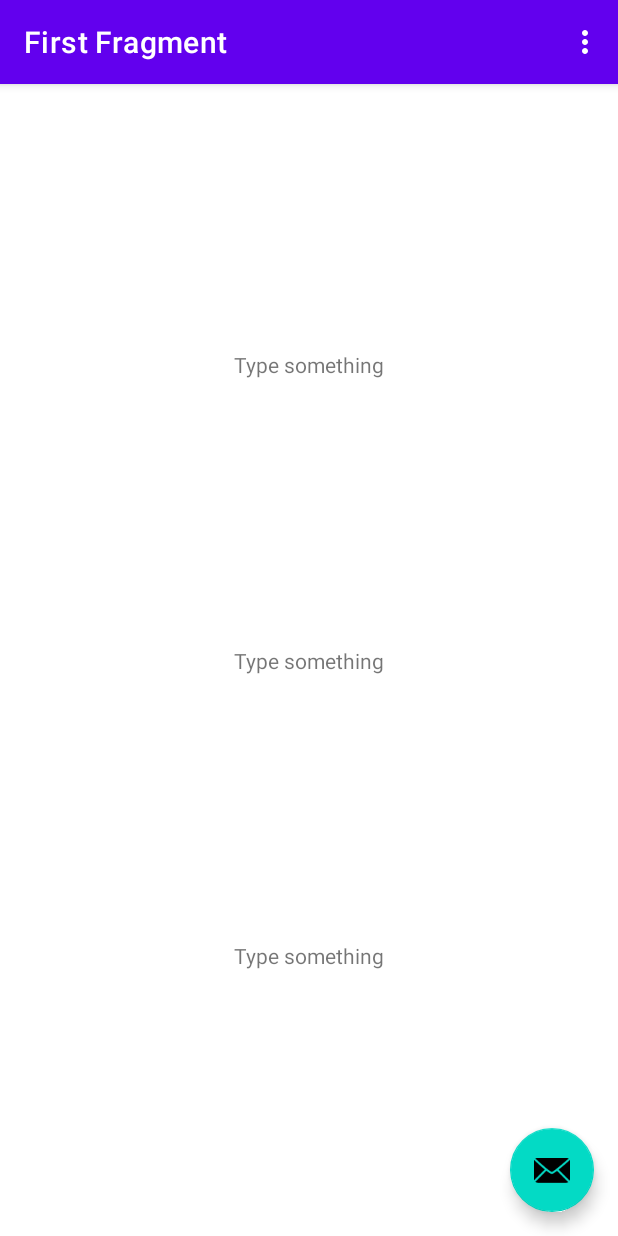
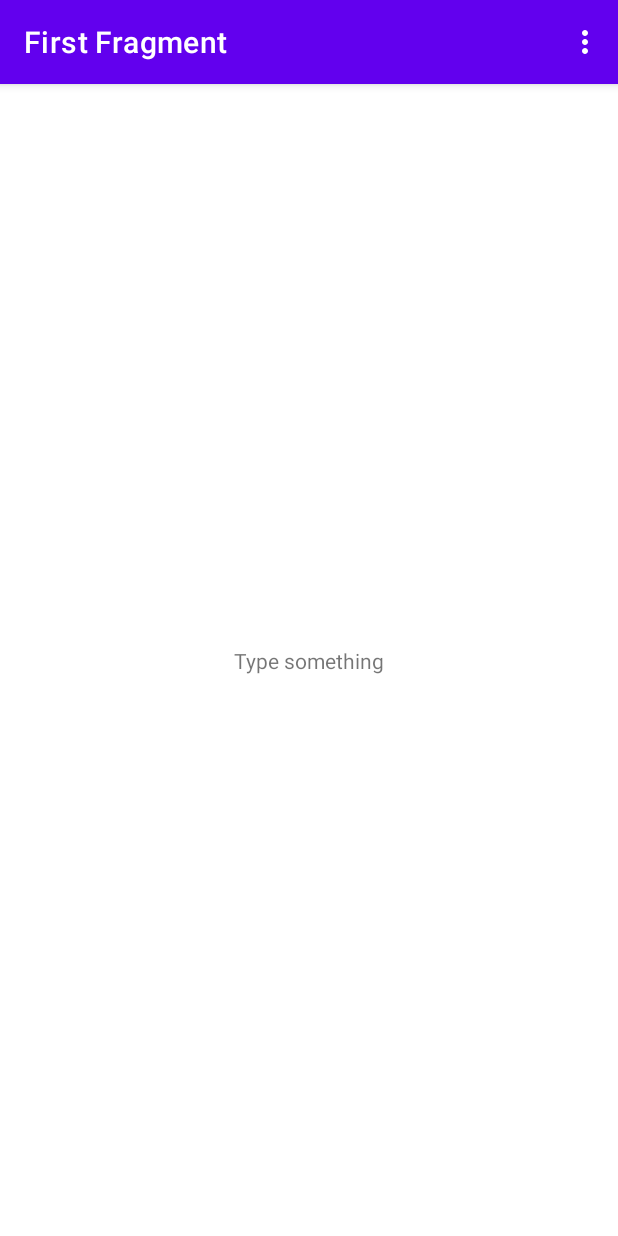
Before and after one commit to PietroCarrara/humano-computador-pratica-1, an Android app: the screen it shows after launch (MainActivity), on a phone screen of 412 x 824 dp. Run offline under Robolectric (Android 15) with nearby library versions, the phone set to English and light mode, and no system bars; our stand-ins replace navigation-ui.

```diff
--- a/app/src/main/java/com/example/pratica1/FirstFragment.kt
+++ b/app/src/main/java/com/example/pratica1/FirstFragment.kt
@@ -17,7 +17,7 @@ import kotlin.math.abs
 /**
  * A simple [Fragment] subclass as the default destination in the navigation.
  */
-class FirstFragment : Fragment(), SensorEventListener {
+class FirstFragment : Fragment() {
 
     private var _binding: FragmentFirstBinding? = null
 
@@ -39,28 +39,24 @@ class FirstFragment : Fragment(), SensorEventListener {
         super.onViewCreated(view, savedInstanceState)
 
         var manager = activity!!.getSystemService(Context.SENSOR_SERVICE) as SensorManager
-        var accel = manager.getDefaultSensor(Sensor.TYPE_ACCELEROMETER)
+        var light = manager.getDefaultSensor(Sensor.TYPE_LIGHT)
 
-        manager.registerListener(this, accel, SensorManager.SENSOR_DELAY_NORMAL)
-    }
-
+        manager.registerListener(
+            object : SensorEventListener {
                 override fun onAccuracyChanged(sensor: Sensor?, accuracy: Int) {
                 }
 
                 override fun onSensorChanged(event: SensorEvent?) {
                     if (event != null && _binding != null) {
-            var x = event.values[0]
-            var y = event.values[1]
-            var z = event.values[2]
+                        var light = event.values[0]
 
-            binding.textX.text = "X: $x"
-            binding.textY.text = "Y: $y"
-            binding.textZ.text = "Z: $z"
-
-            if (abs(x) + abs(z) < 0.3f) {
-                findNavController().navigate(R.id.action_FirstFragment_to_SecondFragment)
+                        binding.textLight.text = "Light: $light lx"
                     }
                 }
+            },
+            light,
+            SensorManager.SENSOR_DELAY_NORMAL
+        )
     }
 
     override fun onDestroyView() {
--- a/app/src/main/java/com/example/pratica1/MainActivity.kt
+++ b/app/src/main/java/com/example/pratica1/MainActivity.kt
@@ -27,12 +27,6 @@ class MainActivity : AppCompatActivity() {
         val navController = findNavController(R.id.nav_host_fragment_content_main)
         appBarConfiguration = AppBarConfiguration(navController.graph)
         setupActionBarWithNavController(navController, appBarConfiguration)
-
-        binding.fab.setOnClickListener { view ->
-            Snackbar.make(view, "Replace with your own action", Snackbar.LENGTH_LONG)
-                    .setAction("Action", null)
-                    .show()
-        }
     }
 
     override fun onCreateOptionsMenu(menu: Menu): Boolean {
--- a/app/src/main/res/layout/activity_main.xml
+++ b/app/src/main/res/layout/activity_main.xml
@@ -22,13 +22,4 @@
 
     <include layout="@layout/content_main" />
 
-    <com.google.android.material.floatingactionbutton.FloatingActionButton
-        android:id="@+id/fab"
-        android:layout_width="wrap_content"
-        android:layout_height="wrap_content"
-        android:layout_gravity="bottom|end"
-        android:layout_marginEnd="@dimen/fab_margin"
-        android:layout_marginBottom="16dp"
-        app:srcCompat="@android:drawable/ic_dialog_email" />
-
 </androidx.coordinatorlayout.widget.CoordinatorLayout>
--- a/app/src/main/res/layout/fragment_first.xml
+++ b/app/src/main/res/layout/fragment_first.xml
@@ -7,33 +7,13 @@
     tools:context=".FirstFragment">
 
     <TextView
-        android:id="@+id/text_x"
+        android:id="@+id/text_light"
         android:layout_width="wrap_content"
         android:layout_height="wrap_content"
         android:text="@string/type_phrase"
-        app:layout_constraintBottom_toTopOf="@id/text_y"
         app:layout_constraintEnd_toEndOf="parent"
         app:layout_constraintStart_toStartOf="parent"
-        app:layout_constraintTop_toTopOf="parent" />
-
-    <TextView
-        android:id="@+id/text_y"
-        android:layout_width="wrap_content"
-        android:layout_height="wrap_content"
-        android:text="@string/type_phrase"
-        app:layout_constraintBottom_toTopOf="@id/text_z"
-        app:layout_constraintEnd_toEndOf="parent"
-        app:layout_constraintStart_toStartOf="parent"
-        app:layout_constraintTop_toBottomOf="@id/text_x" />
-
-    <TextView
-        android:id="@+id/text_z"
-        android:layout_width="wrap_content"
-        android:layout_height="wrap_content"
-        android:text="@string/type_phrase"
-        app:layout_constraintBottom_toBottomOf="parent"
-        app:layout_constraintEnd_toEndOf="parent"
-        app:layout_constraintStart_toStartOf="parent"
-        app:layout_constraintTop_toBottomOf="@id/text_y"  />
+        app:layout_constraintTop_toTopOf="parent"
+        app:layout_constraintBottom_toBottomOf="parent" />
 
 </androidx.constraintlayout.widget.ConstraintLayout>
```
Lines whose indentation alone changed are shown as unchanged.
